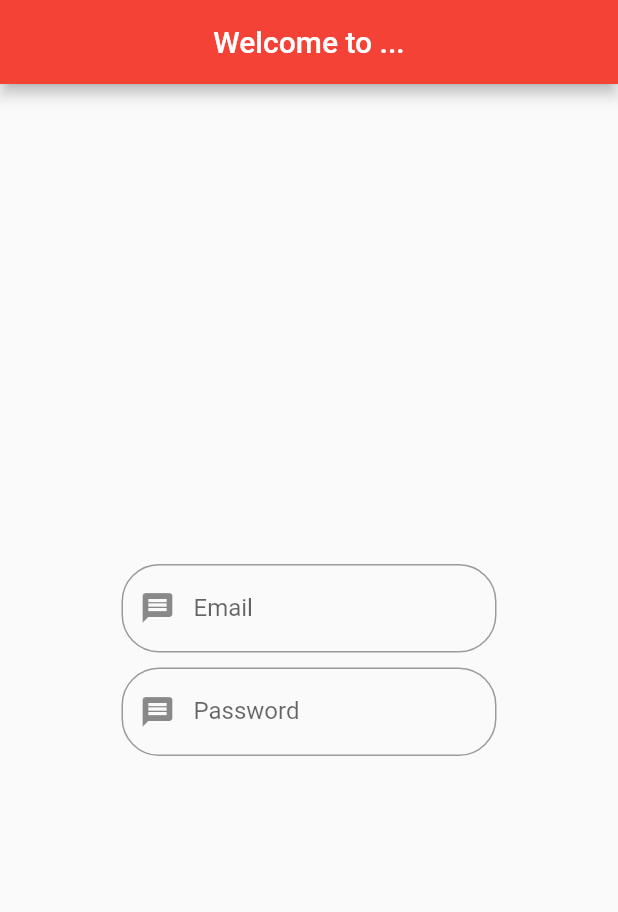
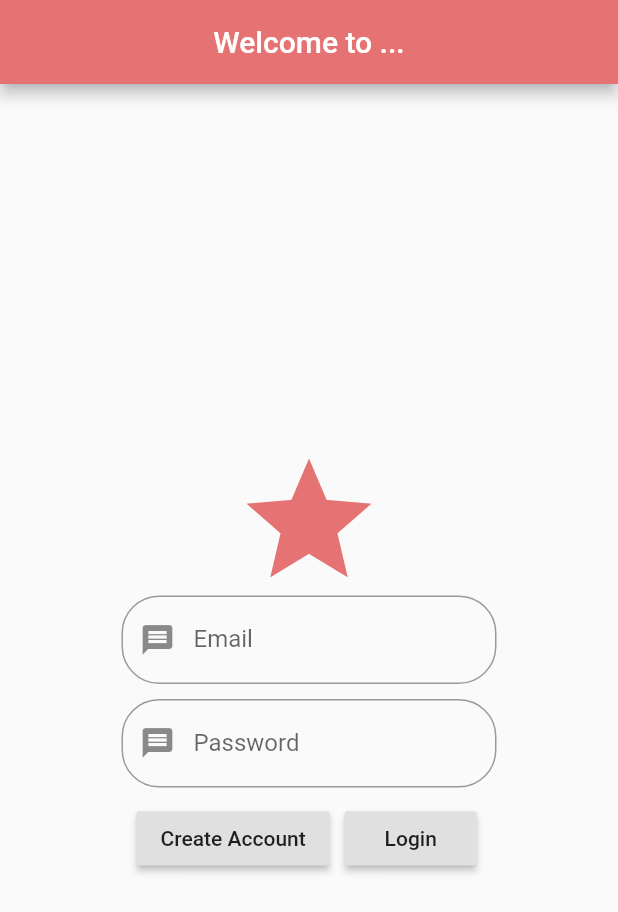
Before and after one commit to Tristamay/projectda, a Flutter app: the screen it shows after launch, on a phone screen of 412 x 824 dp. Shown: the top 912 px of the screen. Run offline on Flutter 3.47's test engine with Material 2 defaults, Android fonts, the phone set to English and light mode, and no system bars.

Commit message:
Home page with email and password textfields and create account and login buttons

```diff
--- a/lib/main.dart
+++ b/lib/main.dart
@@ -34,13 +34,22 @@ class _HomePageState extends State<HomePage> {
       appBar: AppBar(
         title: Text('Welcome to ...'),
         centerTitle: true,
-        backgroundColor: Colors.red,
+        backgroundColor: Colors.red[300],
       ),
       //backgroundColor: Colors.red[300],
       body: Column(
         crossAxisAlignment: CrossAxisAlignment.center,
         mainAxisAlignment: MainAxisAlignment.center,
-        children: <Widget>[EmailText(), PasswordText()],
+        children: <Widget>[
+          Icon(
+            Icons.star,
+            size: 100.0,
+            color: Colors.red[300],
+          ),
+          EmailText(),
+          PasswordText(),
+          LoginAndCreatAccountButtons()
+        ],
       ),
     );
   }
@@ -96,3 +105,31 @@ class _PasswordTextState extends State<PasswordText> {
     ));
   }
 }
+
+class LoginAndCreatAccountButtons extends StatelessWidget {
+  @override
+  Widget build(BuildContext context) {
+    return Center(
+      child: Container(
+        padding: EdgeInsets.only(top: 10.0),
+        width: 230.0,
+        child: Row(
+          children: <Container>[
+            Container(
+                child: RaisedButton(
+              child: Text("Create Account"),
+              onPressed: () => null,
+            )),
+            Container(
+              child: RaisedButton(
+                onPressed: () => null,
+                child: Text("Login"),
+              ),
+              padding: EdgeInsets.only(left: 10.0),
+            )
+          ],
+        ),
+      ),
+    );
+  }
+}
```
